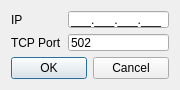
Before: the Qt Designer form ui/settingsmodbustcp.ui in zhanglongqi/pymodslave, drawn with Qt 5.
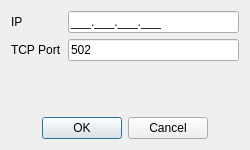
After: the same form once the commit is applied. Icons and pictures are not drawn.

Commit message: previous window is too small

Diff of the .ui file:
```diff
--- a/ui/settingsmodbustcp.ui
+++ b/ui/settingsmodbustcp.ui
@@ -6,20 +6,14 @@
    <rect>
     <x>0</x>
     <y>0</y>
-    <width>180</width>
-    <height>90</height>
+    <width>250</width>
+    <height>150</height>
    </rect>
   </property>
   <property name="minimumSize">
    <size>
-    <width>180</width>
-    <height>90</height>
-   </size>
-  </property>
-  <property name="maximumSize">
-   <size>
-    <width>180</width>
-    <height>90</height>
+    <width>250</width>
+    <height>150</height>
    </size>
   </property>
   <property name="windowTitle">
@@ -68,6 +62,19 @@
      </item>
     </layout>
    </item>
+   <item>
+    <spacer name="verticalSpacer">
+     <property name="orientation">
+      <enum>Qt::Vertical</enum>
+     </property>
+     <property name="sizeHint" stdset="0">
+      <size>
+       <width>20</width>
+       <height>40</height>
+      </size>
+     </property>
+    </spacer>
+   </item>
    <item>
     <widget class="QDialogButtonBox" name="buttonBox">
      <property name="orientation">
@@ -76,6 +83,9 @@
      <property name="standardButtons">
       <set>QDialogButtonBox::Cancel|QDialogButtonBox::Ok</set>
      </property>
+     <property name="centerButtons">
+      <bool>true</bool>
+     </property>
     </widget>
    </item>
   </layout>
```
Left out of the diff: 14 changed lines with no effect on the pictures. The commit also changes 1 other file.
